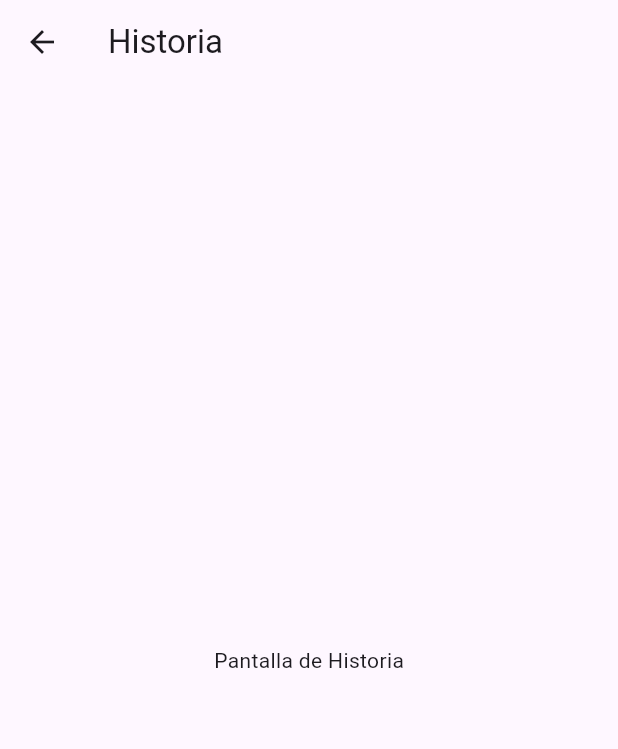
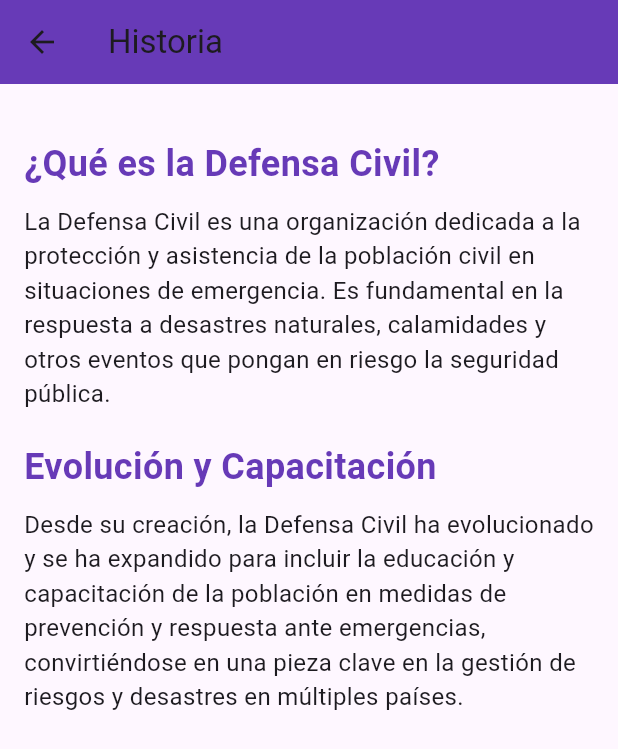
Before and after one commit to ManuelDLCS/ProyectoFinal, a Flutter app: the screen it shows after launch, in the side drawer, after a tap on "Historia", on a phone screen of 412 x 824 dp. Shown: the top 749 px of the screen. Run offline on Flutter 3.47's test engine with Material 3 defaults, Android fonts, the light colour scheme and no system bars; our stand-ins replace carousel_slider, google_maps_flutter, youtube_player_flutter.

Commit message:
Pages Completed: historia miembros

```diff
--- a/lib/historia.dart
+++ b/lib/historia.dart
@@ -8,9 +8,63 @@ class HistoriaScreen extends StatelessWidget {
     return Scaffold(
       appBar: AppBar(
         title: const Text('Historia'),
+        backgroundColor: Colors.deepPurple, // Cambia el color del AppBar
       ),
-      body: const Center(
-        child: Text('Pantalla de Historia'),
+      body: SingleChildScrollView(
+        padding: const EdgeInsets.all(16.0),
+        child: Column(
+          crossAxisAlignment: CrossAxisAlignment.start,
+          children: <Widget>[
+            // Puedes agregar una imagen que represente la historia o la entidad
+            /*
+            Image.asset(
+              'assets/defensa_civil_history.jpg',
+              fit: BoxFit.cover,
+            ),*/
+            const SizedBox(height: 20),
+            // Título de la sección
+            const Text(
+              '¿Qué es la Defensa Civil?',
+              style: TextStyle(
+                fontSize: 24,
+                fontWeight: FontWeight.bold,
+                color: Colors.deepPurple,
+              ),
+            ),
+            const SizedBox(height: 10),
+            Text(
+              'La Defensa Civil es una organización dedicada a la protección y asistencia de '
+              'la población civil en situaciones de emergencia. Es fundamental en la respuesta '
+              'a desastres naturales, calamidades y otros eventos que pongan en riesgo la '
+              'seguridad pública.',
+              style: Theme.of(context)
+                  .textTheme
+                  .bodyMedium
+                  ?.copyWith(fontSize: 16),
+            ),
+            const SizedBox(height: 20),
+            const Text(
+              'Evolución y Capacitación',
+              style: TextStyle(
+                fontSize: 24,
+                fontWeight: FontWeight.bold,
+                color: Colors.deepPurple,
+              ),
+            ),
+            const SizedBox(height: 10),
+            Text(
+              'Desde su creación, la Defensa Civil ha evolucionado y se ha expandido para '
+              'incluir la educación y capacitación de la población en medidas de prevención '
+              'y respuesta ante emergencias, convirtiéndose en una pieza clave en la gestión '
+              'de riesgos y desastres en múltiples países.',
+              style: Theme.of(context)
+                  .textTheme
+                  .bodyMedium
+                  ?.copyWith(fontSize: 16),
+            ),
+            const SizedBox(height: 20),
+          ],
+        ),
       ),
     );
   }
```
Also changed, not shown: lib/miembros.dart (+44 -2 lines), lib/assets/defensa_civil_history.jpg (added).
